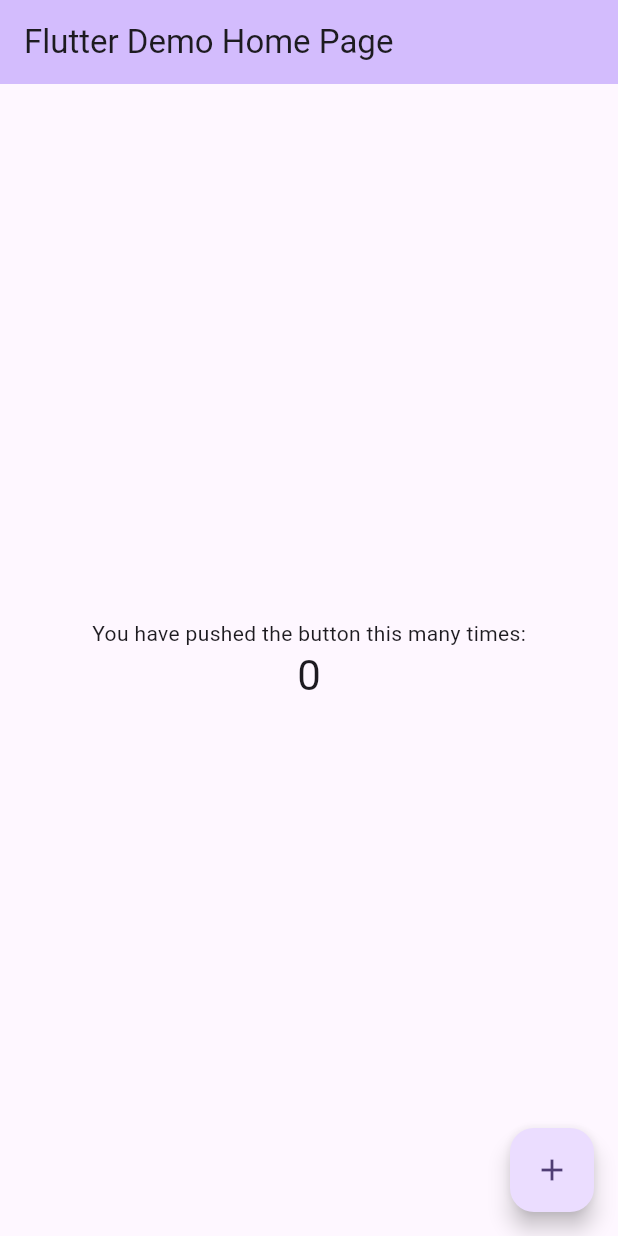
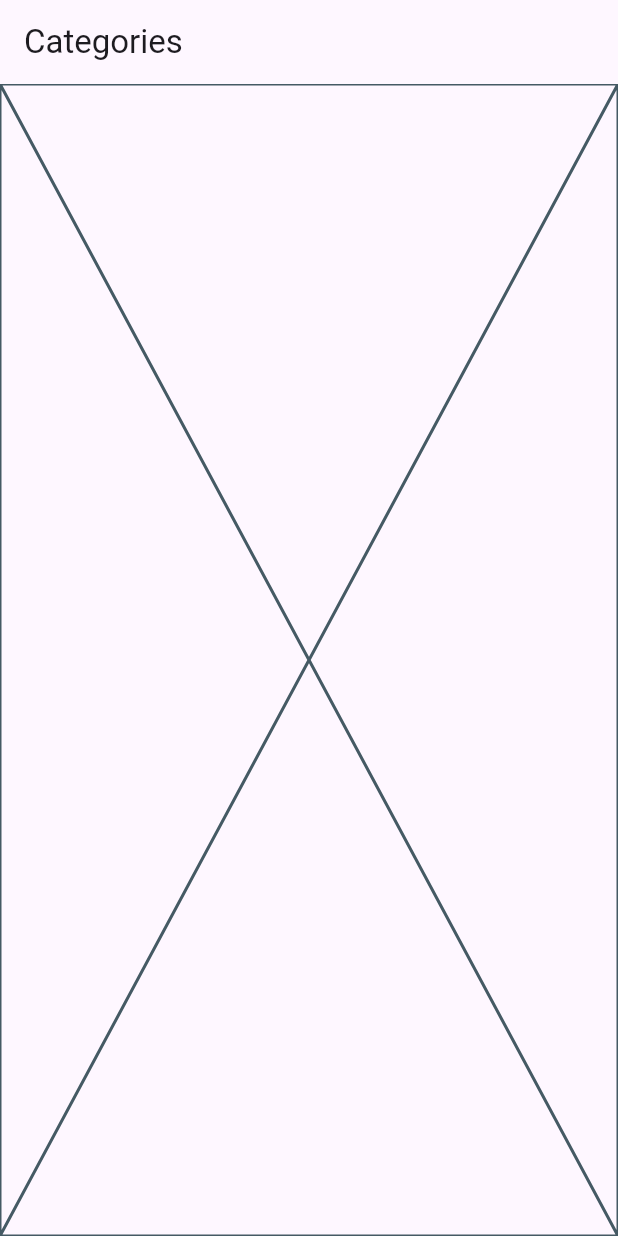
Before and after one commit to abidroid/fake_ecommerce_store_with_bloc, a Flutter app: the screen it shows after launch, on a phone screen of 412 x 824 dp. Run offline on Flutter 3.47's test engine with Material 3 defaults, Android fonts, the phone set to English and light mode, and no system bars.

Commit message:
screens added

```diff
--- a/lib/main.dart
+++ b/lib/main.dart
@@ -1,3 +1,4 @@
+import 'package:fake_ecommerce_store_with_bloc/screens/category_list_screen.dart';
 import 'package:flutter/material.dart';
 
 void main() {
@@ -13,113 +14,11 @@ class MyApp extends StatelessWidget {
     return MaterialApp(
       title: 'Flutter Demo',
       theme: ThemeData(
-        // This is the theme of your application.
-        //
-        // TRY THIS: Try running your application with "flutter run". You'll see
-        // the application has a purple toolbar. Then, without quitting the app,
-        // try changing the seedColor in the colorScheme below to Colors.green
-        // and then invoke "hot reload" (save your changes or press the "hot
-        // reload" button in a Flutter-supported IDE, or press "r" if you used
-        // the command line to start the app).
-        //
-        // Notice that the counter didn't reset back to zero; the application
-        // state is not lost during the reload. To reset the state, use hot
-        // restart instead.
-        //
-        // This works for code too, not just values: Most code changes can be
-        // tested with just a hot reload.
+
         colorScheme: ColorScheme.fromSeed(seedColor: Colors.deepPurple),
         useMaterial3: true,
       ),
-      home: const MyHomePage(title: 'Flutter Demo Home Page'),
+      home: const CategoryListScreen(),
     );
   }
 }
-
-class MyHomePage extends StatefulWidget {
-  const MyHomePage({super.key, required this.title});
-
-  // This widget is the home page of your application. It is stateful, meaning
-  // that it has a State object (defined below) that contains fields that affect
-  // how it looks.
-
-  // This class is the configuration for the state. It holds the values (in this
-  // case the title) provided by the parent (in this case the App widget) and
-  // used by the build method of the State. Fields in a Widget subclass are
-  // always marked "final".
-
-  final String title;
-
-  @override
-  State<MyHomePage> createState() => _MyHomePageState();
-}
-
-class _MyHomePageState extends State<MyHomePage> {
-  int _counter = 0;
-
-  void _incrementCounter() {
-    setState(() {
-      // This call to setState tells the Flutter framework that something has
-      // changed in this State, which causes it to rerun the build method below
-      // so that the display can reflect the updated values. If we changed
-      // _counter without calling setState(), then the build method would not be
-      // called again, and so nothing would appear to happen.
-      _counter++;
-    });
-  }
-
-  @override
-  Widget build(BuildContext context) {
-    // This method is rerun every time setState is called, for instance as done
-    // by the _incrementCounter method above.
-    //
-    // The Flutter framework has been optimized to make rerunning build methods
-    // fast, so that you can just rebuild anything that needs updating rather
-    // than having to individually change instances of widgets.
-    return Scaffold(
-      appBar: AppBar(
-        // TRY THIS: Try changing the color here to a specific color (to
-        // Colors.amber, perhaps?) and trigger a hot reload to see the AppBar
-        // change color while the other colors stay the same.
-        backgroundColor: Theme.of(context).colorScheme.inversePrimary,
-        // Here we take the value from the MyHomePage object that was created by
-        // the App.build method, and use it to set our appbar title.
-        title: Text(widget.title),
-      ),
-      body: Center(
-        // Center is a layout widget. It takes a single child and positions it
-        // in the middle of the parent.
-        child: Column(
-          // Column is also a layout widget. It takes a list of children and
-          // arranges them vertically. By default, it sizes itself to fit its
-          // children horizontally, and tries to be as tall as its parent.
-          //
-          // Column has various properties to control how it sizes itself and
-          // how it positions its children. Here we use mainAxisAlignment to
-          // center the children vertically; the main axis here is the vertical
-          // axis because Columns are vertical (the cross axis would be
-          // horizontal).
-          //
-          // TRY THIS: Invoke "debug painting" (choose the "Toggle Debug Paint"
-          // action in the IDE, or press "p" in the console), to see the
-          // wireframe for each widget.
-          mainAxisAlignment: MainAxisAlignment.center,
-          children: <Widget>[
-            const Text(
-              'You have pushed the button this many times:',
-            ),
-            Text(
-              '$_counter',
-              style: Theme.of(context).textTheme.headlineMedium,
-            ),
-          ],
-        ),
-      ),
-      floatingActionButton: FloatingActionButton(
-        onPressed: _incrementCounter,
-        tooltip: 'Increment',
-        child: const Icon(Icons.add),
-      ), // This trailing comma makes auto-formatting nicer for build methods.
-    );
-  }
-}
--- /dev/null
+++ b/lib/screens/category_list_screen.dart
@@ -0,0 +1,15 @@
+import 'package:flutter/material.dart';
+
+class CategoryListScreen extends StatelessWidget {
+  const CategoryListScreen({super.key});
+
+  @override
+  Widget build(BuildContext context) {
+    return Scaffold(
+      appBar: AppBar(
+        title: const Text('Categories'),
+      ),
+      body: const Placeholder(),
+    );
+  }
+}
```
Also changed, not shown: lib/screens/cart_screen.dart (added, +13 -0 lines), lib/screens/products_by_category_screen.dart (added, +14 -0 lines).
